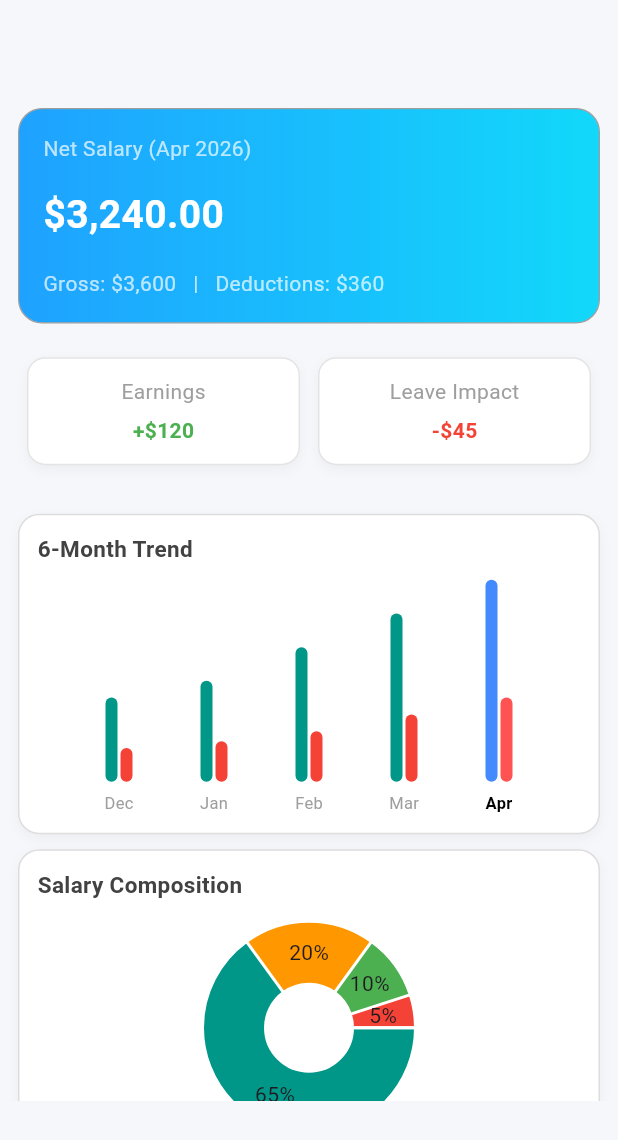
After one commit to zeedzinnovationsofficial/zeedzAdmin-app, a Flutter app: the SalaryDashboardPage screen opened directly, on a phone screen of 412 x 824 dp. The commit adds this screen. Shown: the top 1140 px of the screen. Run offline on Flutter 3.47's test engine with Material 3 defaults, Android fonts, the phone set to English and light mode, and no system bars; drawn by our look-alikes of fl_chart; our stand-ins replace audioplayers, firebase_core, flutter_dotenv, geocoding, geolocator, image_picker and 7 more; missing offline and left inert: alarm, flutter_sound, onesignal_flutter; accounts and stored records are empty; network calls fail; statements that could not run were skipped.

Commit message:
salarypage added

```diff
--- /dev/null
+++ b/lib/AdminScreen/salary.dart
@@ -0,0 +1,145 @@
+import 'package:flutter/material.dart';
+import 'package:zeedz_attendance/widget/recentdetails.dart';
+import 'package:zeedz_attendance/widget/salary_chart.dart';
+import 'package:zeedz_attendance/widget/salarypiechart.dart';
+import 'package:zeedz_attendance/widget/sectioncard.dart';
+import 'package:zeedz_attendance/widget/smallcard.dart';
+
+class SalaryDashboardPage extends StatefulWidget {
+  const SalaryDashboardPage({super.key});
+
+  @override
+  State<SalaryDashboardPage> createState() => _SalaryDashboardPageState();
+}
+
+class _SalaryDashboardPageState extends State<SalaryDashboardPage> {
+
+  String netSalary = "\$3,240.00";
+  String gross = "\$3,600";
+  String deduction = "\$360";
+  List<Map<String, dynamic>> recentList = [
+  {
+    "icon": Icons.account_balance_wallet,
+    "iconColor": Colors.green,
+    "title": "Base Salary",
+    "subtitle": "Apr 2026",
+    "amount": "+ ₹30,000.00",
+    "amountColor": Colors.green,
+  },
+
+  {
+    "icon": Icons.receipt_long,
+    "iconColor": Colors.red,
+    "title": "Tax Deduction",
+    "subtitle": "Standard Rate",
+    "amount": "- ₹1,200.00",
+    "amountColor": Colors.red,
+  },
+
+
+   {
+     "icon": Icons.event_busy,
+     "iconColor": Colors.orange,
+     "title": "Unpaid Leave",
+     "subtitle": "2 days",
+     "amount": "- ₹450.00",
+     "amountColor": Colors.red,
+   },
+];
+
+  @override
+  void initState() {
+    super.initState();
+
+
+  }
+
+
+  @override
+  Widget build(BuildContext context) {
+     final size = MediaQuery.of(context).size;
+    return Scaffold(
+      backgroundColor: const Color(0xffF5F7FB),
+
+      body: Padding(
+        padding: const EdgeInsets.only(top: 60,bottom: 90),
+        child: SingleChildScrollView(
+          padding: const EdgeInsets.all(12),
+          child: Column(
+            children: [
+
+
+              Container(
+                width: double.infinity,
+                padding: const EdgeInsets.all(16),
+                decoration: BoxDecoration(
+                  gradient: const LinearGradient(
+                    colors: [Color(0xff1FA2FF), Color(0xff12D8FA)],
+                  ),
+                  borderRadius: BorderRadius.circular(16),
+                   border: Border.all(
+                   color: Colors.grey, // border color
+                   width: size.width*0.002,            // border thickness
+                  ),
+                ),
+                child: Column(
+                  crossAxisAlignment: CrossAxisAlignment.start,
+                  children: [
+                    const Text("Net Salary (Apr 2026)",
+                        style: TextStyle(color: Colors.white70)),
+                     SizedBox(height:size.height*0.02),
+                    Text(netSalary,
+                        style: const TextStyle(
+                            color: Colors.white,
+                            fontSize: 26,
+                            fontWeight: FontWeight.bold)),
+                     SizedBox(height: size.height*0.02),
+                    Text("Gross: $gross   |   Deductions: $deduction",
+                        style: const TextStyle(color: Colors.white70)),
+                  ],
+                ),
+              ),
+
+               SizedBox(height: size.height*0.02),
+
+              /// 🔷 GRID
+
+             Row(
+              children: const [
+                SmallCard(
+                title: "Earnings",
+                value: "+\$120",
+                isGreen: true,
+                ),
+                SmallCard(
+                title: "Leave Impact",
+                value: "-\$45",
+                isRed: true,
+                ),
+                ],
+                ),
+
+               SizedBox(height:  size.height*0.02),
+
+             SectionCard(
+              title: "6-Month Trend",
+              child: const SalaryBarChart(),
+              ),
+
+              SectionCard(
+              title: "Salary Composition",
+              child: const SalaryPieChart(),
+              ),
+
+              SizedBox(height:  size.height*0.02),
+             RecentRecords(records: recentList),
+            ],
+          ),
+        ),
+      ),
+    );
+  }
+
+
+
+}
--- a/lib/User/home/attendance/attendance_page.dart
+++ b/lib/User/home/attendance/attendance_page.dart
@@ -109,6 +109,7 @@ class _AttendancePageState extends State<AttendancePage> {
       if (recordDate.month != selectedMonth) continue;
       if (recordDate.isBefore(start)) continue;
       if (selectedMonth == now.month && recordDate.isAfter(now)) continue;
+
       if (!isWorkingDay(recordDate, schedule)) continue;
 
       final status = record['status'];
--- a/lib/User/profile/profile_page.dart
+++ b/lib/User/profile/profile_page.dart
@@ -4,6 +4,7 @@ import 'package:supabase_flutter/supabase_flutter.dart';
 import 'package:zeedz_attendance/AdminScreen/employee_list_page.dart';
 import 'package:zeedz_attendance/AdminScreen/organization%20overview/employees_details_page.dart';
 import 'package:zeedz_attendance/User/Leave/leave_page.dart';
+import 'package:zeedz_attendance/User/dailydata/dailydata_page.dart';
 import 'package:zeedz_attendance/User/home/login_page.dart';
 import 'package:zeedz_attendance/User/home/theme/colors.dart';
 import 'package:zeedz_attendance/User/profile/setting_page.dart';
@@ -135,22 +136,6 @@ class _ProfilePageState extends State<ProfilePage> {
 
               SizedBox(height: size.height * 0.0),
 
-              /// Leave Applying
-              InkWell(
-                onTap: () {
-                  Navigator.push(
-                    context,
-                    MaterialPageRoute(builder: (_) => LeavePage()),
-                  );
-                },
-                child: buildTile(
-                  icon: Icons.post_add,
-                  title: "Leave Applying",
-                  value: "",
-                  isClickable: true,
-                  context: context,
-                ),
-              ),
 
               SizedBox(height: size.height * 0.0),
               InkWell(
@@ -184,10 +169,41 @@ class _ProfilePageState extends State<ProfilePage> {
                   context: context,
                 ),
               ),
+               InkWell(
+                onTap: () {
+                  Navigator.push(
+                    context,
+                    MaterialPageRoute(builder: (_) => DailydataPage()),
+                  );
+                },
+                child: buildTile(
+                  icon: Icons.co_present_rounded,
+                  title: "Dailydata",
+                  value: "",
+                  isClickable: true,
+                  context: context,
+                ),
+              ),
             ],
 
             SizedBox(height: size.height * 0.0),
 
+              /// Leave Applying
+              InkWell(
+                onTap: () {
+                  Navigator.push(
+                    context,
+                    MaterialPageRoute(builder: (_) => LeavePage()),
+                  );
+                },
+                child: buildTile(
+                  icon: Icons.post_add,
+                  title: "Leave Applying",
+                  value: "",
+                  isClickable: true,
+                  context: context,
+                ),
+              ),
             /// SETTINGS
             InkWell(
               onTap: () {
--- a/lib/dashboard_page.dart
+++ b/lib/dashboard_page.dart
@@ -4,6 +4,7 @@ import 'package:zeedz_attendance/AdminScreen/approval.dart';
 
 import 'package:zeedz_attendance/AdminScreen/Leaveapproval/leave_approval_page.dart';
 import 'package:zeedz_attendance/AdminScreen/employee_list_page.dart';
+import 'package:zeedz_attendance/AdminScreen/salary.dart';
 import 'package:zeedz_attendance/User/attendance/attendance_page.dart';
 import 'package:zeedz_attendance/User/Leave/leave_page.dart';
 import 'package:zeedz_attendance/User/dailydata/dailydata_page.dart';
@@ -43,7 +44,7 @@ class _DashboardState extends State<Dashboard> {
       screens = [
         HomePage(),
         DailydataPage(),
-        LeavePage(),
+        SalaryDashboardPage(),
         AttendancePage(),
         ProfilePage(),
       ];
@@ -51,7 +52,7 @@ class _DashboardState extends State<Dashboard> {
       navItems = [
         {"icon": Icons.home, "label": "Home"},
         {"icon": Icons.co_present_rounded, "label": "Dailydata"},
-        {"icon": Icons.post_add, "label": "Leave"},
+        {"icon": Icons.account_balance_wallet, "label": "Salary"},
         {"icon": Icons.fact_check, "label": "Attendance"},
         {"icon": Icons.person, "label": "Profile"},
       ];
@@ -68,7 +69,7 @@ class _DashboardState extends State<Dashboard> {
 
       navItems = [
         {"icon": Icons.home, "label": "Home"},
-        {"icon": Icons.co_present_rounded, "label": "Dailydata"},
+        {"icon": Icons.account_balance_wallet, "label": "Dailydata"},
         {"icon": Icons.post_add, "label": "Leave"},
         {"icon": Icons.fact_check, "label": "Attendance"},
         {"icon": Icons.person, "label": "Profile"},
@@ -78,7 +79,7 @@ class _DashboardState extends State<Dashboard> {
     else if (role == 'hr') {
       screens = [
         HomePage(),
-        DailydataPage(),
+         SalaryDashboardPage(),
         AttendanceApproval(hasBottomNav: true),
         LeaveApprovalPage(),
 
@@ -87,7 +88,7 @@ class _DashboardState extends State<Dashboard> {
 
       navItems = [
         {"icon": Icons.home, "label": "Home"},
-        {"icon": Icons.co_present_rounded, "label": "Dailydata"},
+        {"icon": Icons.account_balance_wallet, "label": "Salary"},
         {"icon": Icons.approval_outlined, "label": "Approval"},
         {"icon": Icons.verified_outlined, "label": "Leaves"},
 
@@ -98,7 +99,7 @@ class _DashboardState extends State<Dashboard> {
     else if (role == 'admin') {
       screens = [
         HomePage(),
-        DailydataPage(),
+        SalaryDashboardPage(),
         AttendanceApproval(hasBottomNav: true),
         LeaveApprovalPage(),
 
@@ -107,7 +108,7 @@ class _DashboardState extends State<Dashboard> {
 
       navItems = [
         {"icon": Icons.home, "label": "Home"},
-        {"icon": Icons.co_present_rounded, "label": "Dailydata"},
+        {"icon": Icons.co_present_rounded, "label": "Salary"},
         {"icon": Icons.approval_outlined, "label": "Approval"},
         {"icon": Icons.verified_outlined, "label": "Leaves"},
 
--- /dev/null
+++ b/lib/widget/recentdetails.dart
@@ -0,0 +1,99 @@
+import 'package:flutter/material.dart';
+
+import 'package:flutter/material.dart';
+
+class RecentRecords extends StatelessWidget {
+  final List<Map<String, dynamic>> records; // ✅ ADD THIS
+
+  const RecentRecords({super.key, required this.records});
+
+  @override
+  Widget build(BuildContext context) {
+    final size = MediaQuery.of(context).size;
+
+    /// ✅ HIDE if empty
+    if (records.isEmpty) {
+      return const SizedBox();
+    }
+
+    return Column(
+      crossAxisAlignment: CrossAxisAlignment.start,
+      children: [
+        const Text(
+          "Recent Details",
+          style: TextStyle(
+            fontSize: 16,
+            fontWeight: FontWeight.bold,
+          ),
+        ),
+        SizedBox(height: size.height * 0.02),
+
+        /// 🔁 LOOP DATA
+        ...records.map((item) {
+          return _recordTile(
+            icon: item["icon"],
+            iconColor: item["iconColor"],
+            title: item["title"],
+            subtitle: item["subtitle"],
+            amount: item["amount"],
+            amountColor: item["amountColor"],
+          );
+        }).toList(),
+      ],
+    );
+  }
+
+  Widget _recordTile({
+    required IconData icon,
+    required Color iconColor,
+    required String title,
+    required String subtitle,
+    required String amount,
+    required Color amountColor,
+  }) {
+    return Container(
+      margin: const EdgeInsets.only(bottom: 10),
+      padding: const EdgeInsets.all(12),
+      decoration: BoxDecoration(
+        color: Colors.white,
+        borderRadius: BorderRadius.circular(16),
+        border: Border.all(color: Colors.grey.shade300, width: 1),
+      ),
+      child: Row(
+        children: [
+          CircleAvatar(
+            radius: 22,
+            backgroundColor: iconColor.withOpacity(0.15),
+            child: Icon(icon, color: iconColor),
+          ),
+          const SizedBox(width: 12),
+
+          Expanded(
+            child: Column(
+              crossAxisAlignment: CrossAxisAlignment.start,
+              children: [
+                Text(title,
+                    style: const TextStyle(
+                        fontWeight: FontWeight.w600, fontSize: 14)),
+                const SizedBox(height: 4),
+                Text(subtitle,
+                    style: TextStyle(
+                        fontSize: 12,
+                        color: Colors.grey.shade600)),
+              ],
+            ),
+          ),
+
+          Text(
+            amount,
+            style: TextStyle(
+              fontWeight: FontWeight.bold,
+              fontSize: 14,
+              color: amountColor,
+            ),
+          ),
+        ],
+      ),
+    );
+  }
+}
--- /dev/null
+++ b/lib/widget/salary_chart.dart
@@ -0,0 +1,116 @@
+import 'package:fl_chart/fl_chart.dart';
+import 'package:flutter/material.dart';
+
+class SalaryBarChart extends StatelessWidget {
+  const SalaryBarChart({super.key});
+
+  @override
+  Widget build(BuildContext context) {
+    final size = MediaQuery.of(context).size;
+
+    /// 👉 Current month (0–11)
+    final now = DateTime.now();
+    final currentMonthIndex = now.month - 1;
+
+    /// 👉 Generate last 5 months dynamically
+    final months = List.generate(5, (i) {
+      final month = DateTime(now.year, now.month - (4 - i));
+      return _getMonthName(month.month);
+    });
+
+    return SizedBox(
+      height: size.height * 0.19,
+      child: BarChart(
+        BarChartData(
+          borderData: FlBorderData(show: false),
+          gridData: FlGridData(show: false),
+
+          /// 🔷 TITLES
+          titlesData: FlTitlesData(
+            leftTitles:
+                AxisTitles(sideTitles: SideTitles(showTitles: false)),
+            rightTitles:
+                AxisTitles(sideTitles: SideTitles(showTitles: false)),
+            topTitles:
+                AxisTitles(sideTitles: SideTitles(showTitles: false)),
+
+            /// 🔥 MONTH LABELS
+            bottomTitles: AxisTitles(
+              sideTitles: SideTitles(
+                showTitles: true,
+                getTitlesWidget: (value, meta) {
+                  final index = value.toInt();
+
+                  if (index < 0 || index >= months.length) {
+                    return const SizedBox();
+                  }
+
+                  /// 👉 Last index = current month
+                  final isCurrent = index == 4;
+
+                  return Padding(
+                    padding: const EdgeInsets.only(top: 6),
+                    child: Text(
+                      months[index],
+                      style: TextStyle(
+                        fontSize: 11,
+                        fontWeight: isCurrent
+                            ? FontWeight.bold
+                            : FontWeight.normal,
+                        color:
+                            isCurrent ? Colors.black : Colors.grey,
+                      ),
+                    ),
+                  );
+                },
+              ),
+            ),
+          ),
+
+          /// 🔷 BAR DATA (5 months trend)
+          barGroups: [
+            _makeGroup(0, 2.5, 1, false),
+            _makeGroup(1, 3, 1.2, false),
+            _makeGroup(2, 4, 1.5, false),
+            _makeGroup(3, 5, 2, false),
+            _makeGroup(4, 6, 2.5, true), // 🔥 Current month
+          ],
+        ),
+      ),
+    );
+  }
+
+  /// 🔷 BAR GROUP
+  BarChartGroupData _makeGroup(
+      int x, double earnings, double deduction, bool isCurrent) {
+    return BarChartGroupData(
+      x: x,
+      barRods: [
+        /// 🔵 Earnings
+        BarChartRodData(
+          toY: earnings,
+          width: 8,
+          color: isCurrent ? Colors.blueAccent : Colors.teal,
+          borderRadius: BorderRadius.circular(4),
+        ),
+
+        /// 🔴 Deduction
+        BarChartRodData(
+          toY: deduction,
+          width: 8,
+          color: isCurrent ? Colors.redAccent : Colors.red,
+          borderRadius: BorderRadius.circular(4),
+        ),
+      ],
+    );
+  }
+
+  /// 🔷 Month Name Helper
+  String _getMonthName(int month) {
+    const names = [
+      'Jan', 'Feb', 'Mar', 'Apr', 'May', 'Jun',
+      'Jul', 'Aug', 'Sep', 'Oct', 'Nov', 'Dec'
+    ];
+    return names[month - 1];
+  }
+}
--- /dev/null
+++ b/lib/widget/salarypiechart.dart
@@ -0,0 +1,45 @@
+import 'package:fl_chart/fl_chart.dart';
+import 'package:flutter/material.dart';
+
+class SalaryPieChart extends StatelessWidget {
+  const SalaryPieChart({super.key});
+
+  @override
+  Widget build(BuildContext context) {
+    return SizedBox(
+      height: 150,
+      child: PieChart(
+        PieChartData(
+          sectionsSpace: 2,
+          centerSpaceRadius: 30,
+          sections: [
+            PieChartSectionData(
+              value: 65,
+              color: Colors.teal,
+              title: "65%",
+              radius: 40,
+            ),
+            PieChartSectionData(
+              value: 20,
+              color: Colors.orange,
+              title: "20%",
+              radius: 40,
+            ),
+            PieChartSectionData(
+              value: 10,
+              color: Colors.green,
+              title: "10%",
+              radius: 40,
+            ),
+            PieChartSectionData(
+              value: 5,
+              color: Colors.red,
+              title: "5%",
+              radius: 40,
+            ),
+          ],
+        ),
+      ),
+    );
+  }
+}
--- /dev/null
+++ b/lib/widget/sectioncard.dart
@@ -0,0 +1,63 @@
+import 'package:flutter/material.dart';
+
+class SectionCard extends StatelessWidget {
+  final String title;
+  final Widget child;
+
+  const SectionCard({
+    super.key,
+    required this.title,
+    required this.child,
+  });
+
+  @override
+  Widget build(BuildContext context) {
+    return Padding(
+      padding: const EdgeInsets.only(top: 10),
+      child: Container(
+        padding: const EdgeInsets.all(12),
+        decoration: BoxDecoration(
+          color: Colors.white,
+          borderRadius: BorderRadius.circular(14),
+
+          /// ✅ Border
+          border: Border.all(
+            color: const Color.fromARGB(255, 222, 221, 221),
+            width: 1,
+          ),
+
+          /// ✨ Shadow
+          boxShadow: [
+            BoxShadow(
+              color: Colors.black.withOpacity(0.04),
+              blurRadius: 6,
+              offset: const Offset(0, 3),
+            ),
+          ],
+        ),
+
+        /// ✅ EVERYTHING INSIDE CARD
+        child: Column(
+          crossAxisAlignment: CrossAxisAlignment.start,
+          children: [
+
+            /// 🔷 TITLE (NOW INSIDE)
+            Text(
+              title,
+              style: TextStyle(
+                fontWeight: FontWeight.w600,
+                fontSize: 15,
+                color: Colors.grey.shade800,
+              ),
+            ),
+
+            const SizedBox(height: 10),
+
+            /// 🔷 CONTENT (Pie / Bar Chart)
+            child,
+          ],
+        ),
+      ),
+    );
+  }
+}
--- /dev/null
+++ b/lib/widget/smallcard.dart
@@ -0,0 +1,65 @@
+import 'package:flutter/material.dart';
+
+class SmallCard extends StatelessWidget {
+  final String title;
+  final String value;
+  final bool isGreen;
+  final bool isRed;
+
+  const SmallCard({
+    super.key,
+    required this.title,
+    required this.value,
+    this.isGreen = false,
+    this.isRed = false,
+  });
+
+  @override
+  Widget build(BuildContext context) {
+    return Expanded(
+      child: Container(
+        margin: const EdgeInsets.all(6),
+        padding: const EdgeInsets.all(12),
+        decoration: BoxDecoration(
+          color: Colors.white,
+          borderRadius: BorderRadius.circular(12),
+
+          /// ✅ Better visible border
+          border: Border.all(
+            color: const Color.fromARGB(255, 228, 228, 228),
+            width: 1,
+          ),
+
+          /// ✨ optional shadow (premium look)
+          boxShadow: [
+            BoxShadow(
+              color: Colors.black.withOpacity(0.04),
+              blurRadius: 6,
+              offset: const Offset(0, 3),
+            ),
+          ],
+        ),
+        child: Column(
+          children: [
+            Text(
+              title,
+              style: const TextStyle(color: Colors.grey),
+            ),
+            const SizedBox(height: 6),
+            Text(
+              value,
+              style: TextStyle(
+                fontWeight: FontWeight.bold,
+                color: isGreen
+                    ? Colors.green
+                    : isRed
+                        ? Colors.red
+                        : Colors.black,
+              ),
+            ),
+          ],
+        ),
+      ),
+    );
+  }
+}
```
